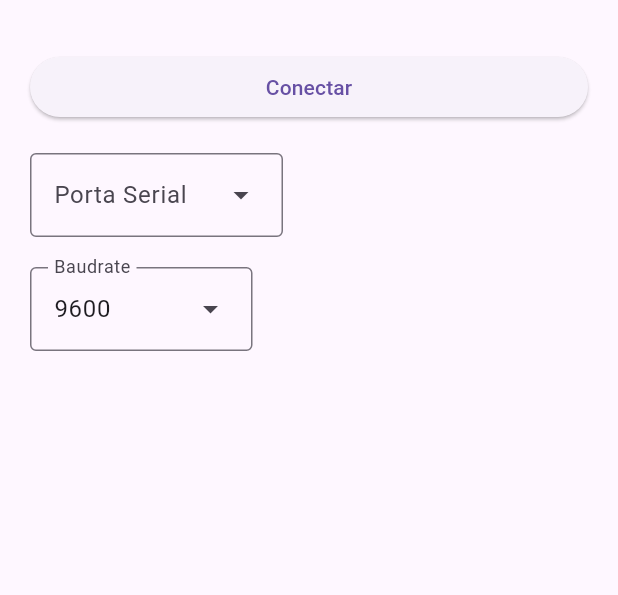
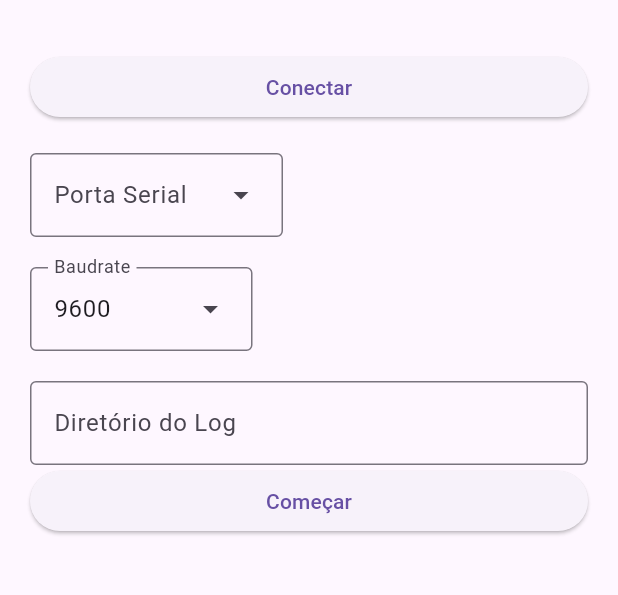
Before and after one commit to PCBMoreira0/ArariNext, a Flutter app: the SettingsView screen opened by its route, on a phone screen of 412 x 824 dp, the part 63-658 px from its top. Run offline on Flutter 3.47's test engine with Material 3 defaults, Android fonts, the phone set to English and light mode, and no system bars; our stand-ins replace shared_preferences; missing offline and left inert: dart_mavlink, libserialport; accounts and stored records are empty.

Commit message:
add logging

```diff
--- a/lib/data/repositories/mavlink_repository.dart
+++ b/lib/data/repositories/mavlink_repository.dart
@@ -1,6 +1,7 @@
 import 'dart:async';
 
 import 'package:arari_next/data/repositories/packet_repository.dart';
+import 'package:arari_next/data/services/logging_service_influx.dart';
 import 'package:arari_next/data/services/serial/serial_service.dart';
 import 'package:arari_next/domain/models/bms_data.dart';
 import 'package:arari_next/domain/models/iboat_data.dart';
@@ -17,8 +18,9 @@ class MavlinkRepository extends PacketRepository {
   final MavlinkParser _mavlinkParser = MavlinkParser(MavlinkDialectArariboat());
 
   final SerialService _serialService;
+  final LoggingServiceInflux _log;
 
-  MavlinkRepository({required SerialService serialService}) : _serialService = serialService {
+  MavlinkRepository({required SerialService serialService, required LoggingServiceInflux log}) : _serialService = serialService, _log = log {
     _mavlinkParser.stream.listen(_processPackage);
     _serialService.read().listen((data) => _mavlinkParser.parse(data));
   }
@@ -64,6 +66,10 @@ class MavlinkRepository extends PacketRepository {
   }
 
   void _processPackage(MavlinkFrame frame){
-    streamController.add(_getModelFromMavlink(frame));
+    IBoatData? model = _getModelFromMavlink(frame);
+    streamController.add(model);
+    if(_log.isOpen) {
+      _log.save(model);
+    }
   }
 }
--- /dev/null
+++ b/lib/data/services/logging_service_interface.dart
@@ -0,0 +1,5 @@
+import 'package:arari_next/domain/models/iboat_data.dart';
+
+abstract interface class ILoggingService {
+  void save(IBoatData data);
+}
--- a/lib/main.dart
+++ b/lib/main.dart
@@ -1,6 +1,7 @@
 import 'package:arari_next/config/settings_manager.dart';
 import 'package:arari_next/data/repositories/mavlink_repository.dart';
 import 'package:arari_next/data/repositories/packet_repository.dart';
+import 'package:arari_next/data/services/logging_service_influx.dart';
 import 'package:arari_next/data/services/serial/serial_connector.dart';
 import 'package:arari_next/data/services/serial/serial_service.dart';
 import 'package:arari_next/routing/routes.dart';
@@ -15,8 +16,9 @@ void main() async {
 
   runApp(MultiProvider(providers: [
     Provider.value(value: settingsManager),
+    Provider.value(value: LoggingServiceInflux()),
     Provider(create: (context) => SerialService(serial: SerialConnector(), settings: context.read())),
-    Provider(create: (context) => MavlinkRepository(serialService: context.read()) as PacketRepository)
+    Provider(create: (context) => MavlinkRepository(serialService: context.read(), log: context.read()) as PacketRepository, )
   ], child: const ArariNextApp()));
 }
 
--- a/lib/routing/router.dart
+++ b/lib/routing/router.dart
@@ -1,3 +1,4 @@
+import 'package:arari_next/data/services/logging_service_influx.dart';
 import 'package:arari_next/routing/routes.dart';
 import 'package:arari_next/ui/viewmodels/dashboard_viewmodel.dart';
 import 'package:arari_next/ui/viewmodels/settings_viewmodel.dart';
@@ -21,7 +22,7 @@ class RouteGenerator {
         return MaterialPageRoute(builder: (context) => DashboardView(viewmodel: DashboardViewmodel(repository: context.read())));
 
       case Routes.settings:
-        return MaterialPageRoute(builder: (context) => SettingsView(viewmodel: SettingsViewmodel(serial: context.read(), settings: context.read())));
+        return MaterialPageRoute(builder: (context) => SettingsView(viewmodel: SettingsViewmodel(serial: context.read(), settings: context.read(), log: context.read())));
       default:
         // If there is no such named route in the switch statement, e.g. /third
         return _errorRoute();
--- a/lib/ui/viewmodels/settings_viewmodel.dart
+++ b/lib/ui/viewmodels/settings_viewmodel.dart
@@ -1,7 +1,9 @@
 import 'package:arari_next/config/settings_manager.dart';
+import 'package:arari_next/data/services/logging_service_influx.dart';
 import 'package:arari_next/data/services/serial/model/serial_port_data.dart';
 import 'package:arari_next/data/services/serial/serial_connector.dart';
 import 'package:arari_next/data/services/serial/serial_service.dart';
+import 'package:arari_next/domain/models/bms_data.dart';
 import 'package:flutter/material.dart';
 
 class SettingsViewmodel extends ChangeNotifier {
@@ -10,16 +12,20 @@ class SettingsViewmodel extends ChangeNotifier {
   SerialPortData? _selectedSerialPort;
   int _selectedBaudrate = 9600;
   bool get isSerialOpen => _serial.isPortOpen();
+  String _loggingPath = "";
+  bool get isLogOpen => _log.isOpen;
 
   List<SerialPortData> get serialPorts => _serialPorts;
   List<int> get baudRates => _baudrates;
+  String get loggingPath => _loggingPath;
 
   SerialPortData? get selectedSerialPort => _selectedSerialPort;
   int get selectedBaudrate => _selectedBaudrate;
   final SettingsManager _settings;
   final SerialService _serial;
+  final LoggingServiceInflux _log;
 
-  SettingsViewmodel({required SerialService serial, required SettingsManager settings}) :  _serial = serial, _settings = settings;
+  SettingsViewmodel({required SerialService serial, required SettingsManager settings, required LoggingServiceInflux log}) :  _serial = serial, _settings = settings, _log = log;
 
   void downloadSettings() async {
     _serialPorts = SerialConnector.readPorts();
@@ -34,6 +40,8 @@ class SettingsViewmodel extends ChangeNotifier {
     _selectedSerialPort ??= null;
 
     _selectedBaudrate = _settings.selectedBaudrate;
+
+    _loggingPath = _settings.getLogDirectory() ?? "";
 
     notifyListeners();
   }
@@ -60,4 +68,25 @@ class SettingsViewmodel extends ChangeNotifier {
     _selectedBaudrate = baudrate;
     notifyListeners();
   }
+
+  Future<void> setLogDirectory(String dir) async{
+    await _settings.setLoggingDirectory(dir);
+    _loggingPath = dir;
+    notifyListeners();
+  }
+
+  void toggleLogging() async {
+    try{
+       if(_log.isOpen){
+       await _log.close();
+    }
+    else{
+      await _log.openFile(_loggingPath, "ararilog");
+    }
+    }catch(e){
+      print(e.toString());
+    }
+
+    notifyListeners();
+  }
 }
--- a/lib/ui/views/dashboard_view.dart
+++ b/lib/ui/views/dashboard_view.dart
@@ -431,7 +431,7 @@ class _MotorGroupBox extends StatelessWidget {
                     return ListView.builder(
                       itemCount: motor.errorFlags.length,
                       itemBuilder: (context, index) {
-                        return Text('${motor.errorFlags[index]}');
+                        return Text('${motor.errorFlags[index].name}');
                       },
                     );
                   },
@@ -445,7 +445,7 @@ class _MotorGroupBox extends StatelessWidget {
                     return ListView.builder(
                       itemCount: motor.errorFlags.length,
                       itemBuilder: (context, index) {
-                        return Text('${motor.errorFlags[index]}');
+                        return Text('${motor.errorFlags[index].name}');
                       },
                     );
                   },
--- a/lib/ui/views/settings_view.dart
+++ b/lib/ui/views/settings_view.dart
@@ -12,11 +12,13 @@ class SettingsView extends StatefulWidget {
 }
 
 class _SettingsViewState extends State<SettingsView> {
+  TextEditingController logTextController = TextEditingController();
   @override
   void initState() {
     super.initState();
 
     widget.viewmodel.downloadSettings();
+    logTextController.text = widget.viewmodel.loggingPath;
   }
 
   @override
@@ -38,7 +40,7 @@ class _SettingsViewState extends State<SettingsView> {
                 }
               },
               child: Text(
-                '${widget.viewmodel.isSerialOpen ? 'Desconectar' : 'Conectar'}',
+                widget.viewmodel.isSerialOpen ? 'Desconectar' : 'Conectar',
               ),
             ),
           ),
@@ -78,6 +80,29 @@ class _SettingsViewState extends State<SettingsView> {
             label: const Text("Baudrate"),
             enableSearch: false,
           ),
+          SizedBox(height: 20.0),
+          TextField(
+            controller: logTextController,
+            decoration: const InputDecoration(
+              border: OutlineInputBorder(),
+              hintText: 'Digite o caminho',
+              labelText: 'Diretório do Log',
+            ),
+            onSubmitted: (value) => widget.viewmodel.setLogDirectory(value),
+          ),
+          ListenableBuilder(
+            listenable: widget.viewmodel,
+            builder: (context, child) {
+              return ElevatedButton(
+                onPressed: () async {
+                  widget.viewmodel.toggleLogging();
+                },
+                child: Text(
+                  widget.viewmodel.isLogOpen ? 'Finalizar' : 'Começar',
+                ),
+              );
+            },
+          ),
         ],
       ),
     );
```
Also changed, not shown: lib/config/settings_manager.dart (+9 -0 lines), lib/data/services/logging_service_influx.dart (added, +270 -0 lines), lib/ui/viewmodels/map_viewmodel.dart (added), lib/ui/views/map_view.dart (added).
